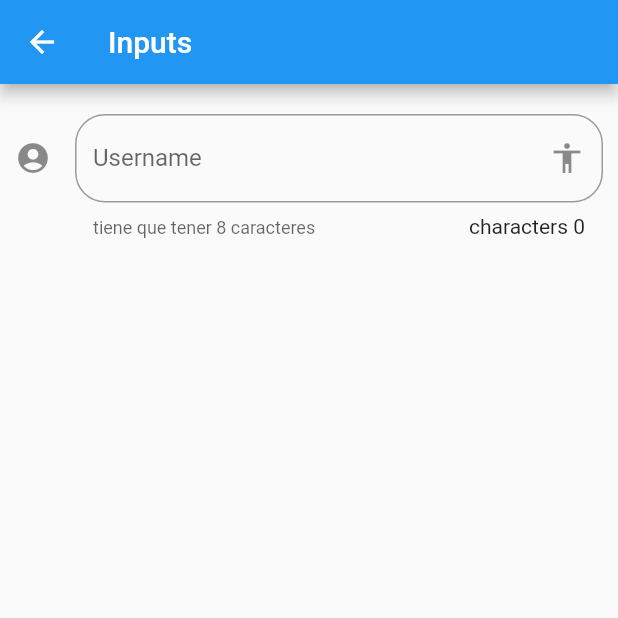
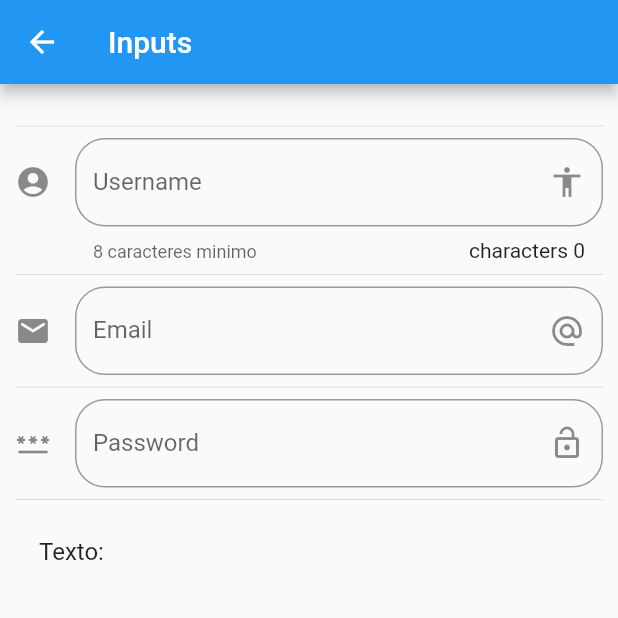
Before and after one commit to SPablo2191/LaboratoryOfComponents, a Flutter app: the InputPage screen opened by its route, on a phone screen of 412 x 824 dp, the top half of it. Run offline on Flutter 3.47's test engine with Material 2 defaults, Android fonts, the light colour scheme and no system bars.

Commit message:
feat: pswd and email added

```diff
--- a/lib/src/pages/input_page.dart
+++ b/lib/src/pages/input_page.dart
@@ -9,6 +9,8 @@ class InputPage extends StatefulWidget {
 
 class _InputPageState extends State<InputPage> {
   String _name = '';
+  String _email = '';
+  String _password = '';
   @override
   Widget build(BuildContext context) {
     return Scaffold(
@@ -17,7 +19,16 @@ class _InputPageState extends State<InputPage> {
       ),
       body: ListView(
         padding: EdgeInsets.symmetric(vertical: 20, horizontal: 10),
-        children: [_getInput(), _getPersona()],
+        children: [
+          Divider(),
+          _getInput(),
+          Divider(),
+          _getEmail(),
+          Divider(),
+          _getPassword(),
+          Divider(),
+          _getPersona()
+        ],
       ),
     );
   }
@@ -34,7 +45,7 @@ class _InputPageState extends State<InputPage> {
           counter: Text('characters ${_name.length}'),
           hintText: 'e.g example123', //placeholder
           labelText: 'Username',
-          helperText: 'tiene que tener 8 caracteres',
+          helperText: '8 caracteres minimo',
           suffixIcon: Icon(Icons.accessibility),
           icon: Icon(Icons.account_circle)),
     );
@@ -42,7 +53,38 @@ class _InputPageState extends State<InputPage> {
 
   _getPersona() {
     return ListTile(
-      title: Text('$_name'),
+      title: Text('Texto:'),
+      subtitle: Text('$_name'),
+    );
+  }
+
+  _getEmail() {
+    return TextField(
+      keyboardType: TextInputType.emailAddress,
+      onChanged: (value) => setState(() {
+        _email = value;
+      }),
+      decoration: InputDecoration(
+          border: OutlineInputBorder(borderRadius: BorderRadius.circular(20.0)),
+          hintText: 'e.g example@gmail.com', //placeholder
+          labelText: 'Email',
+          suffixIcon: Icon(Icons.alternate_email),
+          icon: Icon(Icons.email_rounded)),
+    );
+  }
+
+  _getPassword() {
+    return TextField(
+      obscureText: true,
+      onChanged: (value) => setState(() {
+        _password = value;
+      }),
+      decoration: InputDecoration(
+          border: OutlineInputBorder(
+              borderRadius: BorderRadius.circular(20.0)), //placeholder
+          labelText: 'Password',
+          icon: Icon(Icons.password_rounded),
+          suffixIcon: Icon(Icons.lock_open)),
     );
   }
 }
```
